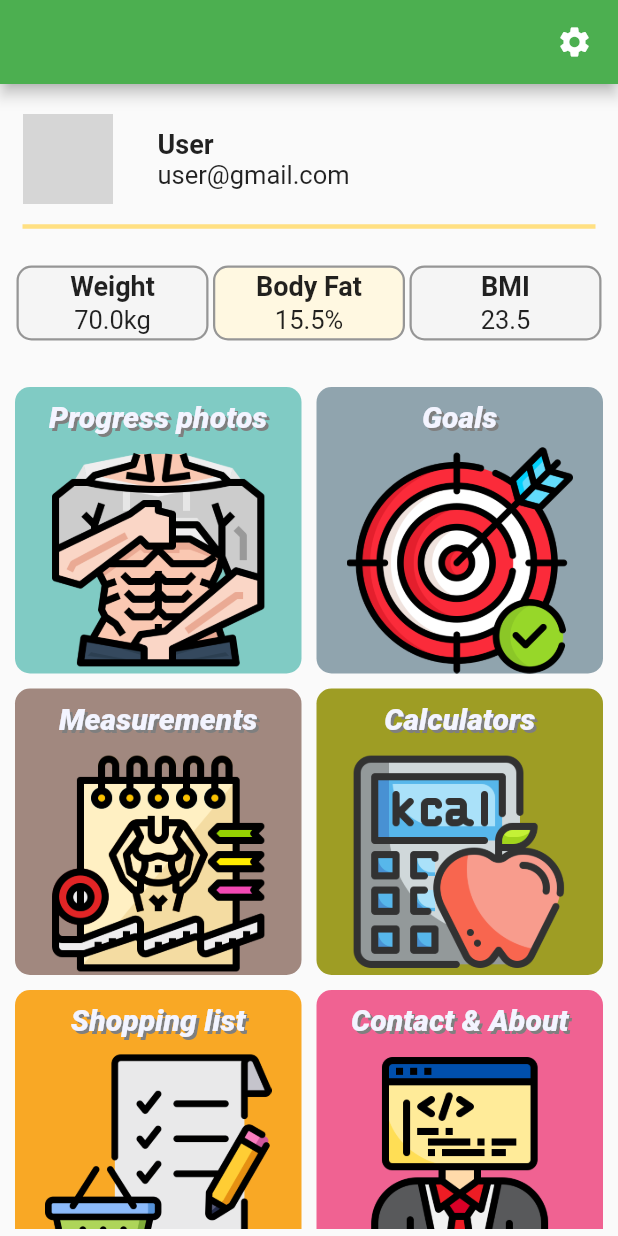
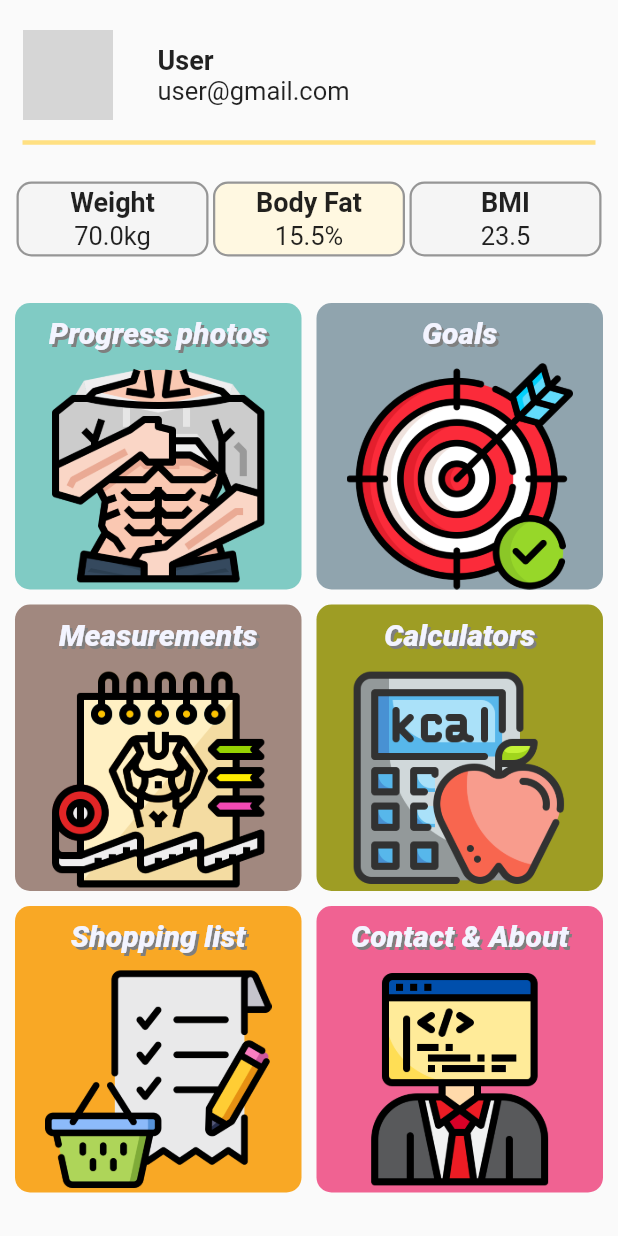
Before and after one commit to Xezolpl/Diet-Planner, a Flutter app: the AccountPage widget shown alone on an empty page, opened directly, on a phone screen of 412 x 824 dp. Run offline on Flutter 3.47's test engine with Material 2 defaults, Android fonts, the phone set to English and light mode, and no system bars; drawn by our look-alikes of auto_size_text; our stand-ins replace data_connection_checker, font_awesome_flutter, freezed_annotation; generated files the repository leaves out were written again; network calls fail; Roboto replaces fonts that are missing (ArchivoNarrow, Signika); grey boxes are pictures that could not be loaded.

Commit message:
Account page transferred from drawer to bottomNavBar & AppBars refactor

```diff
--- a/lib/presentation/account/account_page.dart
+++ b/lib/presentation/account/account_page.dart
@@ -9,17 +9,7 @@ class AccountPage extends StatelessWidget {
 
   @override
   Widget build(BuildContext context) {
-    return Scaffold(
-      appBar: AppBar(
-        actions: [
-          IconButton(
-            padding: EdgeInsets.only(right: 10),
-            onPressed: () {},
-            icon: Icon(Icons.settings),
-          )
-        ],
-      ),
-      body: Container(
+    return Container(
       margin: EdgeInsets.only(top: 5),
       padding: EdgeInsets.all(5),
       child: ListView(children: [
@@ -61,7 +51,6 @@ class AccountPage extends StatelessWidget {
           ),
         ),
       ]),
-      ),
     );
   }
 }
```
Also changed, not shown: lib/presentation/home/home_page.dart (+56 -47 lines). Lines whose indentation alone changed are shown as unchanged.
